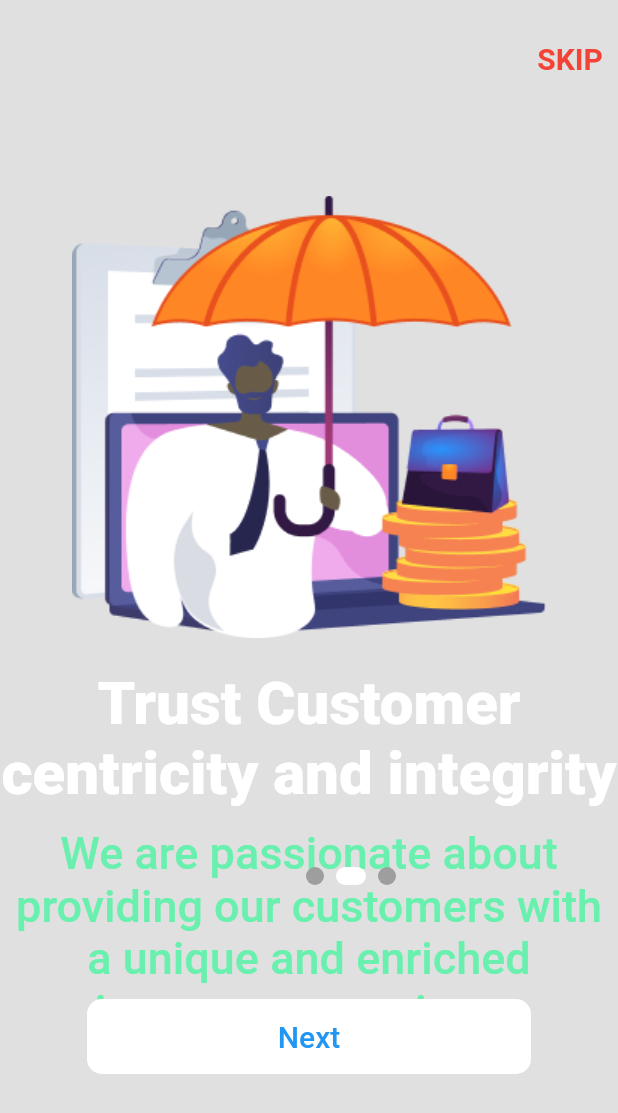
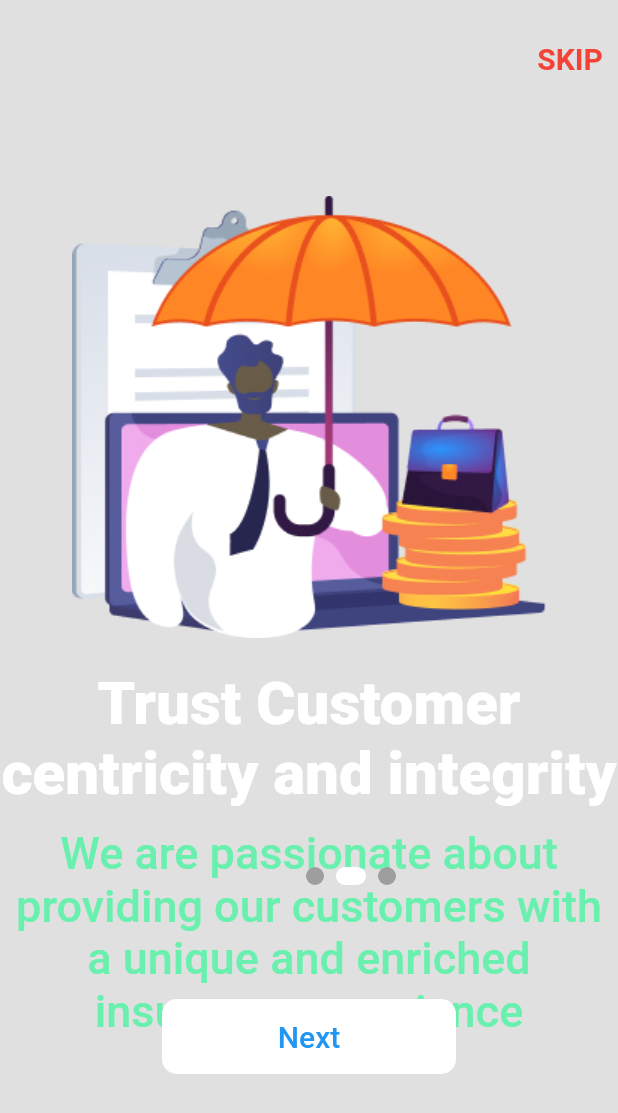
Before and after one commit to lezzycan/onboardscreen, a Flutter app: the screen it shows after launch, after a tap on "Next", on a phone screen of 412 x 824 dp. Shown: the top 1113 px of the screen. Run offline on Flutter 3.47's test engine with Material 2 defaults, Android fonts, the phone set to English and light mode, and no system bars.

Commit message:
commit background

```diff
--- a/lib/main.dart
+++ b/lib/main.dart
@@ -1,9 +1,15 @@
 import 'package:flutter/material.dart';
+import 'package:flutter/services.dart';
 
 import 'screens/home_page.dart';
 
 void main() {
-  runApp(const MyApp());
+  WidgetsFlutterBinding.ensureInitialized();
+  SystemChrome.setEnabledSystemUIMode(
+    SystemUiMode.manual,
+    overlays: [SystemUiOverlay.top]).then((value) => runApp(const MyApp()));
+
+
 }
 
 class MyApp extends StatelessWidget {
@@ -11,7 +17,9 @@ class MyApp extends StatelessWidget {
 
   @override
   Widget build(BuildContext context) {
+
     return MaterialApp(
+
       theme: ThemeData.light().copyWith(
         colorScheme: const ColorScheme.light()
             .copyWith(), scaffoldBackgroundColor:Colors.black12,
--- a/lib/screens/home_page.dart
+++ b/lib/screens/home_page.dart
@@ -18,6 +18,7 @@ class _HomePageState extends State<HomePage> {
 
   @override
   Widget build(BuildContext context) {
+
     return Scaffold(
       body: Stack(
         children: [
@@ -101,9 +102,11 @@ class _HomePageState extends State<HomePage> {
                       curve: Curves.ease);
                 }
               },
+              child: Padding(
+                padding: const EdgeInsets.symmetric(horizontal: 50.0),
                 child: Container(
                   alignment: Alignment.center,
-                width: 450.0,
+                  width: double.infinity,
                   height: 50.0,
                   decoration: BoxDecoration(
                       color: Colors.white,
@@ -114,6 +117,7 @@ class _HomePageState extends State<HomePage> {
                         ? "GET STARTED"
                         : "Next",
                     style: knextButtonStyle,
+                  ),
                 ),
               ),
             ),
```
Lines whose indentation alone changed are shown as unchanged.
